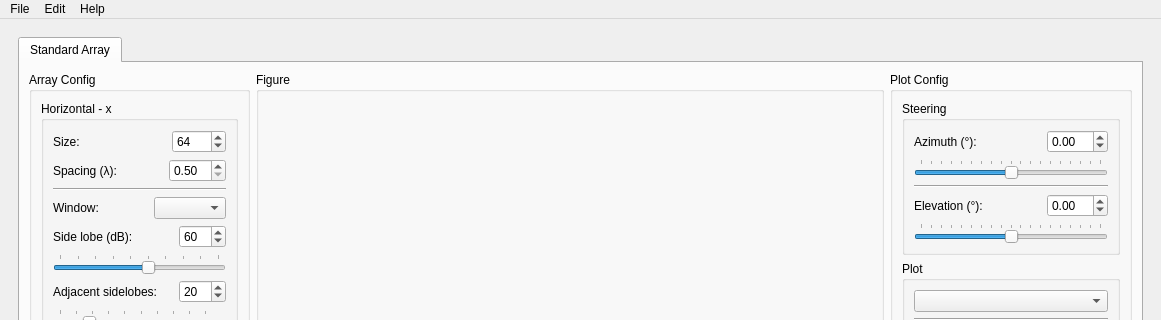
Above: ui_array_analysis.ui from rookiepeng/antenna-array-analysis before the change; both pictures show x 0 to 1161 and y 0 to 320 of the 1161 by 718 pixel window. Below: the same form after it.
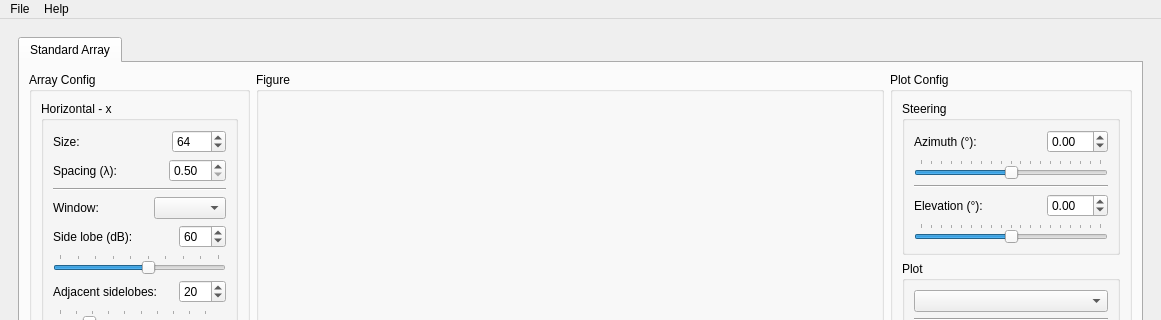
That is the form after the change. Icons and pictures are not drawn.

Commit message: add help about and version menus

```diff
--- a/ui_array_analysis.ui
+++ b/ui_array_analysis.ui
@@ -1071,15 +1071,9 @@
     <addaction name="actionHelp"/>
     <addaction name="separator"/>
     <addaction name="actionAbout"/>
-   </widget>
-   <widget class="QMenu" name="menuEdit">
-    <property name="title">
-     <string>Edit</string>
-    </property>
-    <addaction name="actionReset_config"/>
+    <addaction name="actionVersion_1_0_0"/>
    </widget>
    <addaction name="menuFile"/>
-   <addaction name="menuEdit"/>
    <addaction name="menuAbout"/>
   </widget>
   <action name="actionExport_array_configurations">
```
Left out of the diff: 9 changed lines with no effect on the pictures. The commit also changes 1 other file.
